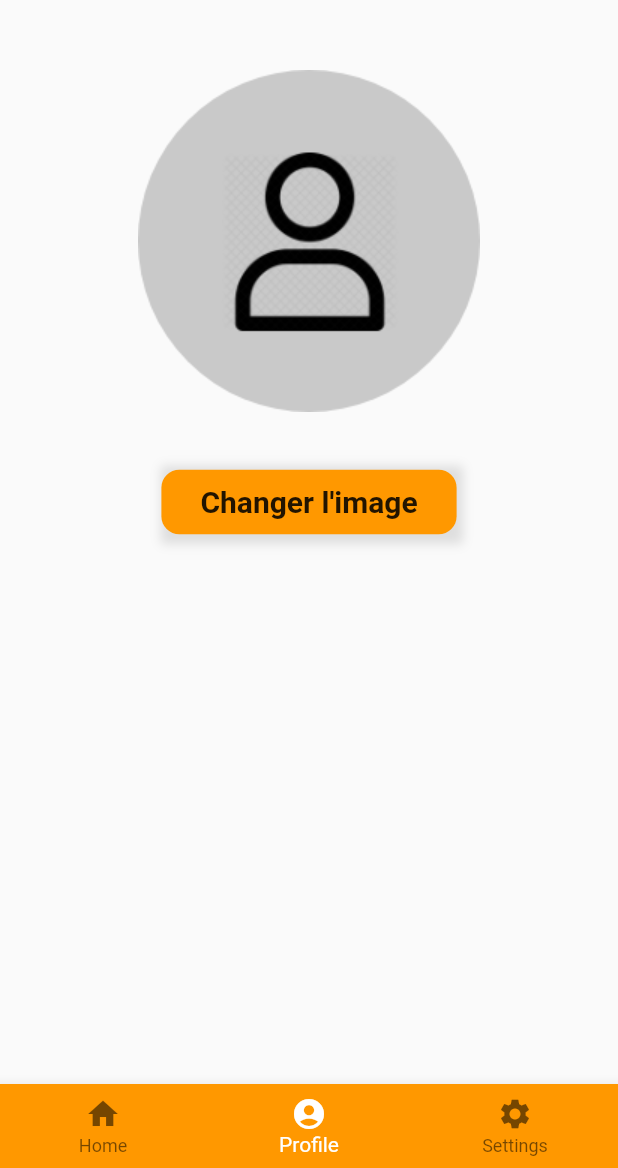
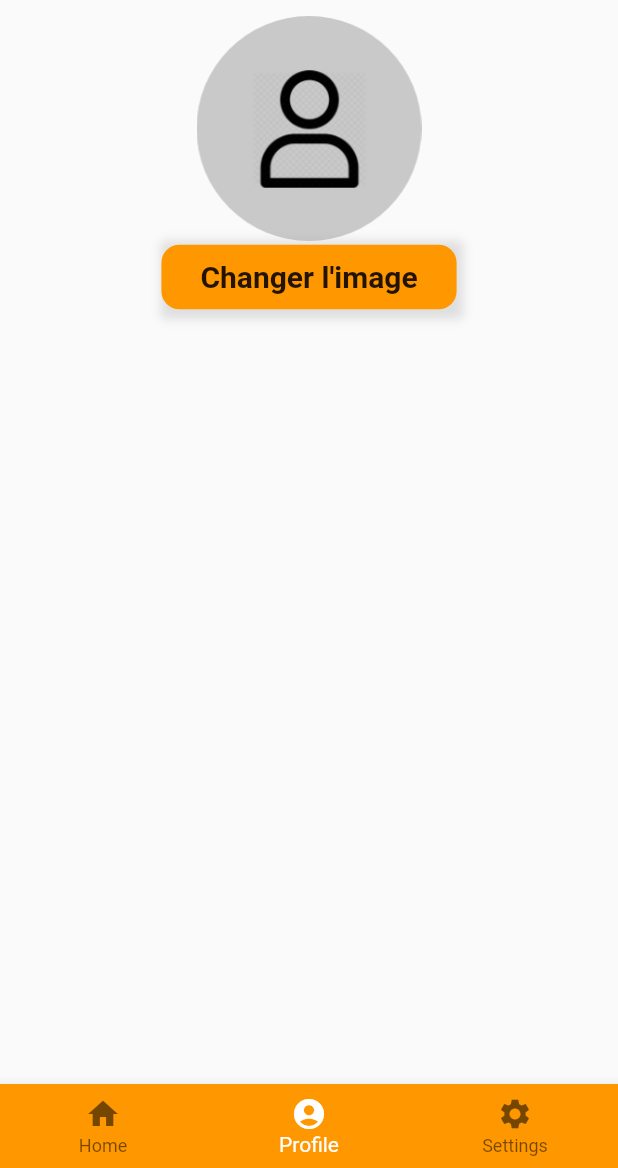
Before and after one commit to Mickeybab/flutter-part1, a Flutter app: the screen it shows after launch, item 2 of the bottom bar chosen, on a phone screen of 412 x 824 dp, the part 68-1236 px from its top. Run offline on Flutter 3.47's test engine with Material 2 defaults, Android fonts, the light colour scheme and no system bars; our stand-ins replace audioplayers, camera, shared_preferences.

Commit message:
[ADD] size picture profile

```diff
--- a/lib/components/profileImage.dart
+++ b/lib/components/profileImage.dart
@@ -8,8 +8,8 @@ class ProfileImage extends StatelessWidget {
   @override
   Widget build(BuildContext context) {
     return Container(
-        constraints: BoxConstraints.expand(height: 300.0),
+        constraints: BoxConstraints.expand(height: 150.0),
         child:
-            ClipRRect(child: img, borderRadius: BorderRadius.circular(300.0)));
+            ClipRRect(child: img, borderRadius: BorderRadius.circular(150.0)));
   }
 }
```
